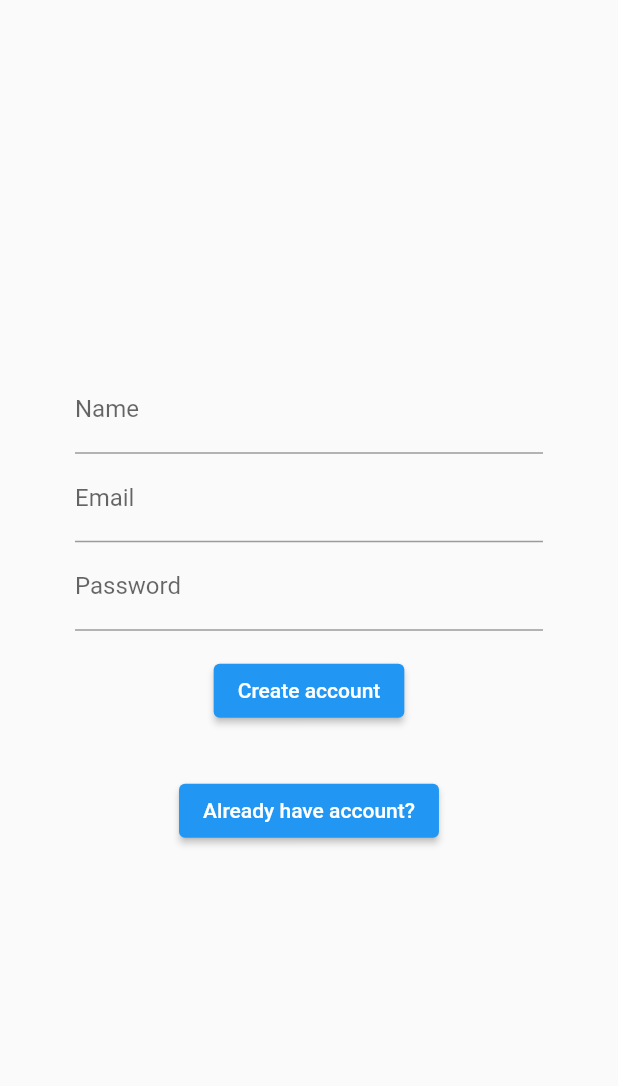
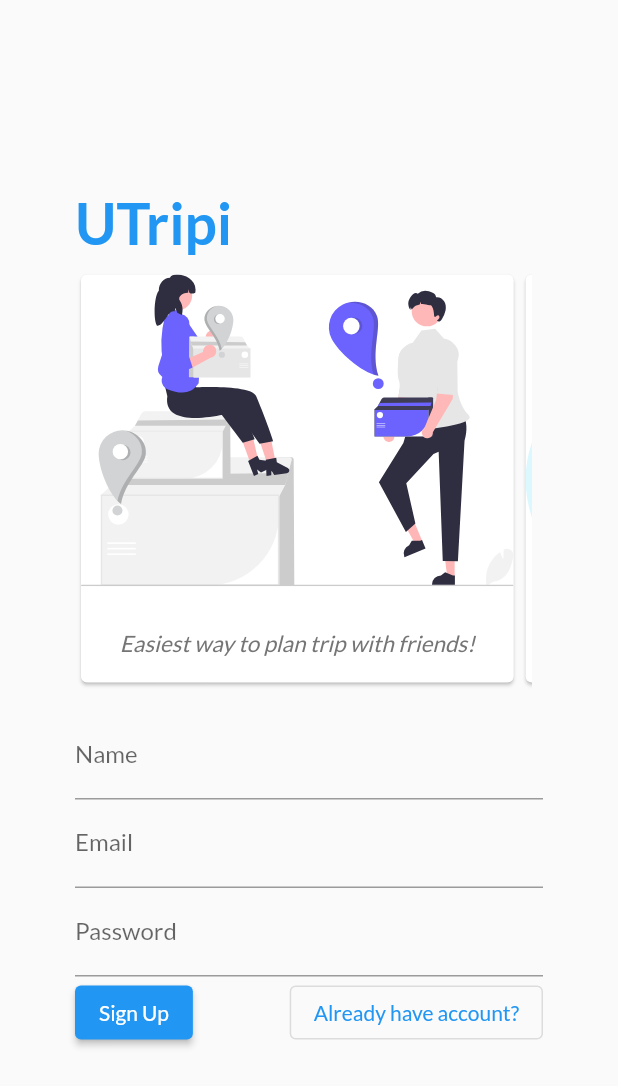
Before and after one commit to esoftcw/utripi_mobile, a Flutter app: the screen it shows after launch, after a tap on "Login", after a tap on "Create account", on a phone screen of 412 x 824 dp. Shown: the top 1086 px of the screen. Run offline on Flutter 3.47's test engine with Material 2 defaults, Android fonts, the phone set to English and light mode, and no system bars; our stand-ins replace cloud_firestore, firebase_auth, firebase_core, flutter_svg, freezed_annotation, geocoding and 2 more; accounts and stored records are empty.

Commit message:
redesigned login,  signup/added dynamic name change in homescreen/changed primary font/

```diff
--- a/lib/main.dart
+++ b/lib/main.dart
@@ -18,8 +18,7 @@ void main() async {
   await Firebase.initializeApp(
     options: DefaultFirebaseOptions.currentPlatform,
   );
-  runApp(
-      MultiProvider(
+  runApp(MultiProvider(
     providers: [
       ChangeNotifierProvider(
         create: (context) => AuthService(FirebaseAuth.instance),
@@ -29,8 +28,7 @@ void main() async {
       ),
     ],
     child: UTripi(),
-      )
-  );
+  ));
 }
 
 class UTripi extends StatelessWidget {
@@ -44,6 +42,7 @@ class UTripi extends StatelessWidget {
       title: 'Flutter Demo',
       theme: ThemeData(
         primarySwatch: Colors.blue,
+        fontFamily: 'Lato',
       ),
       home: const InitApp(),
       routes: {
@@ -62,7 +61,7 @@ class InitApp extends StatelessWidget {
   @override
   Widget build(BuildContext context) {
     return Consumer<AuthService>(
-      builder: (_, authService, __ ) {
+      builder: (_, authService, __) {
         if (!authService.isLoggedIn) {
           return AuthScreen();
         }
@@ -71,6 +70,4 @@ class InitApp extends StatelessWidget {
       },
     );
   }
-
-
 }
--- a/lib/widgets/auth/login.dart
+++ b/lib/widgets/auth/login.dart
@@ -2,19 +2,18 @@ import 'package:flutter/material.dart';
 import 'package:provider/provider.dart';
 import 'package:utripi/services/auth_service.dart';
 
+import '../login_carousel_slider.dart';
+
 class LoginForm extends StatefulWidget {
-  final void Function(
-      String email,
-      String password
-      ) signInWithEmailAndPassword;
-  const LoginForm({Key? key, required this.signInWithEmailAndPassword}) : super(key: key);
+  final void Function(String email, String password) signInWithEmailAndPassword;
+  const LoginForm({Key? key, required this.signInWithEmailAndPassword})
+      : super(key: key);
 
   @override
   _LoginFormState createState() => _LoginFormState();
 }
 
 class _LoginFormState extends State<LoginForm> {
-
   final _formKey = GlobalKey<FormState>();
 
   @override
@@ -25,6 +24,28 @@ class _LoginFormState extends State<LoginForm> {
     return Form(
         key: _formKey,
         child: Column(
+          children: [
+            Padding(
+              padding: const EdgeInsets.only(bottom: 8.0),
+              child: Row(
+                children: [
+                  Text(
+                    'UTripi',
+                    style: TextStyle(
+                      fontFamily: 'Lato',
+                      fontWeight: FontWeight.bold,
+                      fontSize: 38,
+                      color: Colors.blue[500],
+                    ),
+                  ),
+                ],
+              ),
+            ),
+            LoginCarouselSlider(),
+            const SizedBox(
+              height: 15,
+            ),
+            Column(
               children: [
                 TextFormField(
                   decoration: InputDecoration(label: Text("Email")),
@@ -38,31 +59,43 @@ class _LoginFormState extends State<LoginForm> {
                   obscureText: true,
                 ),
                 Padding(
-              padding: const EdgeInsets.symmetric(vertical: 16.0),
-              child: ElevatedButton(
+                  padding: const EdgeInsets.only(top: 10),
+                  child: Row(
+                    mainAxisSize: MainAxisSize.max,
+                    mainAxisAlignment: MainAxisAlignment.spaceBetween,
+                    children: [
+                      ElevatedButton(
                         onPressed: () {
                           if (_formKey.currentState!.validate()) {
                             widget.signInWithEmailAndPassword(
-                      emailController.text,
-                      passwordController.text
-                    );
+                                emailController.text, passwordController.text);
                           }
                         },
                         child: const Text('Login'),
+                        style: ElevatedButton.styleFrom(
+                          shape: RoundedRectangleBorder(
+                            borderRadius:
+                                BorderRadius.circular(12), // <-- Radius
                           ),
                         ),
-            Padding(
-              padding: const EdgeInsets.symmetric(vertical: 16.0),
-              child: ElevatedButton(
+                      ),
+                      OutlinedButton(
                         onPressed: () {
-                  Provider.of<AuthService>(context, listen: false).registerForm();
+                          Provider.of<AuthService>(context, listen: false)
+                              .registerForm();
                         },
                         child: const Text('Create account'),
+                        style: OutlinedButton.styleFrom(
+                          shape: StadiumBorder(),
                         ),
                       ),
                     ],
-        )
-    );
+                  ),
+                ),
+              ],
+            ),
+          ],
+        ));
   }
 
   String? requiredValidator(String? value) {
@@ -71,5 +104,4 @@ class _LoginFormState extends State<LoginForm> {
     }
     return null;
   }
-
 }
--- a/lib/widgets/auth/register.dart
+++ b/lib/widgets/auth/register.dart
@@ -4,22 +4,20 @@ import 'package:utripi/services/auth_service.dart';
 import 'package:utripi/util/validators/email_validator.dart';
 import 'package:utripi/util/validators/required_validator.dart';
 
+import '../login_carousel_slider_signup.dart';
+
 class RegisterForm extends StatefulWidget {
+  final void Function(String name, String email, String password)
+      signUpWithEmailAndPassword;
 
-  final void Function(
-      String name,
-      String email,
-      String password
-      ) signUpWithEmailAndPassword;
-
-  const RegisterForm({Key? key, required this.signUpWithEmailAndPassword}) : super(key: key);
+  const RegisterForm({Key? key, required this.signUpWithEmailAndPassword})
+      : super(key: key);
 
   @override
   _RegisterFormState createState() => _RegisterFormState();
 }
 
 class _RegisterFormState extends State<RegisterForm> {
-
   final _formKey = GlobalKey<FormState>();
 
   @override
@@ -31,6 +29,28 @@ class _RegisterFormState extends State<RegisterForm> {
     return Form(
         key: _formKey,
         child: Column(
+          children: [
+            Padding(
+              padding: const EdgeInsets.only(bottom: 8.0),
+              child: Row(
+                children: [
+                  Text(
+                    'UTripi',
+                    style: TextStyle(
+                      fontFamily: 'Lato',
+                      fontWeight: FontWeight.bold,
+                      fontSize: 38,
+                      color: Colors.blue[500],
+                    ),
+                  ),
+                ],
+              ),
+            ),
+            LoginCarouselSliderSignUp(),
+            const SizedBox(
+              height: 15,
+            ),
+            Column(
               children: [
                 TextFormField(
                   decoration: InputDecoration(label: Text("Name")),
@@ -48,36 +68,31 @@ class _RegisterFormState extends State<RegisterForm> {
                   validator: requiredValidator,
                   obscureText: true,
                 ),
-
-            Padding(
-              padding: const EdgeInsets.symmetric(vertical: 16.0),
-              child: ElevatedButton(
+              ],
+            ),
+            Row(
+              mainAxisSize: MainAxisSize.max,
+              mainAxisAlignment: MainAxisAlignment.spaceBetween,
+              children: [
+                ElevatedButton(
                   onPressed: () {
                     if (_formKey.currentState!.validate()) {
-                    widget.signUpWithEmailAndPassword(
-                        nameController.text,
-                        emailController.text,
-                        passwordController.text
-                    );
+                      widget.signUpWithEmailAndPassword(nameController.text,
+                          emailController.text, passwordController.text);
                     }
                   },
-                child: const Text('Create account'),
+                  child: const Text('Sign Up'),
                 ),
-            ),
-            Padding(
-              padding: const EdgeInsets.symmetric(vertical: 16.0),
-              child: ElevatedButton(
+                OutlinedButton(
                   onPressed: () {
-                  Provider.of<AuthService>(context, listen: false).loginForm();
+                    Provider.of<AuthService>(context, listen: false)
+                        .loginForm();
                   },
                   child: const Text('Already have account?'),
                 ),
+              ],
             ),
           ],
-        )
-    );
+        ));
   }
-
-
-
 }
--- a/lib/widgets/flexible_space_widget.dart
+++ b/lib/widgets/flexible_space_widget.dart
@@ -1,4 +1,6 @@
 import 'package:flutter/material.dart';
+import 'package:provider/provider.dart';
+import 'package:utripi/services/auth_service.dart';
 import 'dart:convert';
 import '/util/string_extensions.dart';
 import 'package:geolocator/geolocator.dart';
@@ -72,25 +74,6 @@ class _FlexibleSpaceBackgroundState extends State<FlexibleSpaceBackground> {
     return weather;
   }
 
-  var userNameText = RichText(
-    text: TextSpan(
-      style: const TextStyle(
-        fontSize: 14.0,
-        color: Colors.black,
-      ),
-      children: <TextSpan>[
-        TextSpan(
-          text: 'Hello ',
-          style: const TextStyle(fontSize: 20),
-        ),
-        TextSpan(
-          text: 'Hutto!',
-          style: const TextStyle(fontWeight: FontWeight.bold, fontSize: 20),
-        ),
-      ],
-    ),
-  );
-
   @override
   Widget build(BuildContext context) {
     return FutureBuilder(
@@ -112,7 +95,26 @@ class _FlexibleSpaceBackgroundState extends State<FlexibleSpaceBackground> {
                 child: Column(
                   crossAxisAlignment: CrossAxisAlignment.start,
                   children: [
-                    userNameText,
+                    RichText(
+                      text: TextSpan(
+                        style: const TextStyle(
+                          fontSize: 14.0,
+                          color: Colors.black,
+                        ),
+                        children: <TextSpan>[
+                          TextSpan(
+                            text: 'Hello ',
+                            style: const TextStyle(fontSize: 20),
+                          ),
+                          TextSpan(
+                            text:
+                                ("${Provider.of<AuthService>(context, listen: false).userName}!"),
+                            style: const TextStyle(
+                                fontWeight: FontWeight.bold, fontSize: 20),
+                          ),
+                        ],
+                      ),
+                    ),
                     Text(
                       greetingMessage(),
                       style: TextStyle(fontSize: 24),
--- /dev/null
+++ b/lib/widgets/login_carousel_slider.dart
@@ -0,0 +1,103 @@
+import 'package:flutter/material.dart';
+import 'package:flutter_svg/flutter_svg.dart';
+
+class LoginCarouselSlider extends StatelessWidget {
+  const LoginCarouselSlider({
+    Key? key,
+  }) : super(key: key);
+
+  @override
+  Widget build(BuildContext context) {
+    return Row(
+      mainAxisSize: MainAxisSize.max,
+      // mainAxisAlignment: MainAxisAlignment.center,
+      children: [
+        SizedBox(
+          height: 280,
+          width: MediaQuery.of(context).size.width * 0.74,
+          child: ListView(
+            scrollDirection: Axis.horizontal,
+            shrinkWrap: true,
+            children: [
+              Card(
+                elevation: 1,
+                child: Container(
+                  width: MediaQuery.of(context).size.width * 0.7,
+                  height: 50,
+                  child: Column(
+                    children: [
+                      SvgPicture.asset(
+                        'assets/images/svg/sign_in.svg',
+                        fit: BoxFit.cover,
+                        alignment: Alignment.center,
+                        width: MediaQuery.of(context).size.width * 0.7,
+                      ),
+                      SizedBox(
+                        height: MediaQuery.of(context).size.width * 0.05,
+                      ),
+                      Text(
+                        "Finest Travel Planner in The Market!",
+                        style: TextStyle(
+                            color: Colors.grey[600],
+                            fontSize: 15,
+                            fontStyle: FontStyle.italic),
+                      ),
+                    ],
+                  ),
+                ),
+              ),
+              Card(
+                elevation: 1,
+                child: Container(
+                  child: Column(
+                    children: [
+                      SvgPicture.asset(
+                        'assets/images/svg/cell1.svg',
+                        fit: BoxFit.cover,
+                        alignment: Alignment.center,
+                        width: MediaQuery.of(context).size.width * 0.7,
+                      ),
+                      SizedBox(
+                        height: MediaQuery.of(context).size.width * 0.07,
+                      ),
+                      Text(
+                        "Easiest way to plan trip with friends!",
+                        style: TextStyle(
+                            color: Colors.grey[600],
+                            fontSize: 15,
+                            fontStyle: FontStyle.italic),
+                      ),
+                    ],
+                  ),
+                ),
+              ),
+              Card(
+                elevation: 1,
+                child: Column(
+                  children: [
+                    SvgPicture.asset(
+                      'assets/images/svg/fam.svg',
+                      fit: BoxFit.cover,
+                      alignment: Alignment.center,
+                      width: MediaQuery.of(context).size.width * 0.7,
+                    ),
+                    SizedBox(
+                      height: MediaQuery.of(context).size.width * 0.07,
+                    ),
+                    Text(
+                      "Plan Less. Travel More!",
+                      style: TextStyle(
+                          color: Colors.grey[600],
+                          fontSize: 15,
+                          fontStyle: FontStyle.italic),
+                    ),
+                  ],
+                ),
+              ),
+            ],
+          ),
+        ),
+      ],
+    );
+  }
+}
--- /dev/null
+++ b/lib/widgets/login_carousel_slider_signup.dart
@@ -0,0 +1,103 @@
+import 'package:flutter/material.dart';
+import 'package:flutter_svg/flutter_svg.dart';
+
+class LoginCarouselSliderSignUp extends StatelessWidget {
+  const LoginCarouselSliderSignUp({
+    Key? key,
+  }) : super(key: key);
+
+  @override
+  Widget build(BuildContext context) {
+    return Row(
+      mainAxisSize: MainAxisSize.max,
+      // mainAxisAlignment: MainAxisAlignment.center,
+      children: [
+        SizedBox(
+          height: 280,
+          width: MediaQuery.of(context).size.width * 0.74,
+          child: ListView(
+            scrollDirection: Axis.horizontal,
+            shrinkWrap: true,
+            children: [
+              Card(
+                elevation: 1,
+                child: Container(
+                  child: Column(
+                    children: [
+                      SvgPicture.asset(
+                        'assets/images/svg/cell1.svg',
+                        fit: BoxFit.cover,
+                        alignment: Alignment.center,
+                        width: MediaQuery.of(context).size.width * 0.7,
+                      ),
+                      SizedBox(
+                        height: MediaQuery.of(context).size.width * 0.07,
+                      ),
+                      Text(
+                        "Easiest way to plan trip with friends!",
+                        style: TextStyle(
+                            color: Colors.grey[600],
+                            fontSize: 15,
+                            fontStyle: FontStyle.italic),
+                      ),
+                    ],
+                  ),
+                ),
+              ),
+              Card(
+                elevation: 1,
+                child: Column(
+                  children: [
+                    SvgPicture.asset(
+                      'assets/images/svg/fam.svg',
+                      fit: BoxFit.cover,
+                      alignment: Alignment.center,
+                      width: MediaQuery.of(context).size.width * 0.7,
+                    ),
+                    SizedBox(
+                      height: MediaQuery.of(context).size.width * 0.07,
+                    ),
+                    Text(
+                      "Plan Less. Travel More!",
+                      style: TextStyle(
+                          color: Colors.grey[600],
+                          fontSize: 15,
+                          fontStyle: FontStyle.italic),
+                    ),
+                  ],
+                ),
+              ),
+              Card(
+                elevation: 1,
+                child: Container(
+                  width: MediaQuery.of(context).size.width * 0.7,
+                  height: 50,
+                  child: Column(
+                    children: [
+                      SvgPicture.asset(
+                        'assets/images/svg/sign_in.svg',
+                        fit: BoxFit.cover,
+                        alignment: Alignment.center,
+                        width: MediaQuery.of(context).size.width * 0.7,
+                      ),
+                      SizedBox(
+                        height: MediaQuery.of(context).size.width * 0.05,
+                      ),
+                      Text(
+                        "Finest Travel Planner in The Market!",
+                        style: TextStyle(
+                            color: Colors.grey[600],
+                            fontSize: 15,
+                            fontStyle: FontStyle.italic),
+                      ),
+                    ],
+                  ),
+                ),
+              ),
+            ],
+          ),
+        ),
+      ],
+    );
+  }
+}
--- a/lib/widgets/side_bar.dart
+++ b/lib/widgets/side_bar.dart
@@ -17,7 +17,7 @@ class SideBar extends StatelessWidget {
             child: Column(
               children: [
                 Text(
-                  'UTrip',
+                  'UTripi',
                   style: TextStyle(
                     fontSize: MediaQuery.of(context).size.width * 0.10,
                     color: Colors.blue,
@@ -42,7 +42,7 @@ class SideBar extends StatelessWidget {
                   height: 8,
                 ),
                 Text(
-                    Provider.of<AuthService>(context, listen: false).email,
+                  Provider.of<AuthService>(context, listen: false).email,
                   style: TextStyle(
                     fontSize: MediaQuery.of(context).size.width * 0.05,
                     color: Colors.blueGrey,
@@ -71,7 +71,7 @@ class SideBar extends StatelessWidget {
           ListTile(
             leading: Icon(Icons.logout),
             title: Text('Logout'),
-            onTap: () => { FirebaseAuth.instance.signOut() },
+            onTap: () => {FirebaseAuth.instance.signOut()},
           ),
         ],
       ),
```
Also changed, not shown: pubspec.yaml (+7 -10 lines), assets/fonts/Anton-Regular.ttf (added), assets/fonts/Lato-Bold.ttf (added), assets/fonts/Lato-Regular.ttf (added), assets/images/svg/cell1.svg (added), assets/images/svg/sign_in.svg (added), 1 other file. Lines whose indentation alone changed are shown as unchanged.
